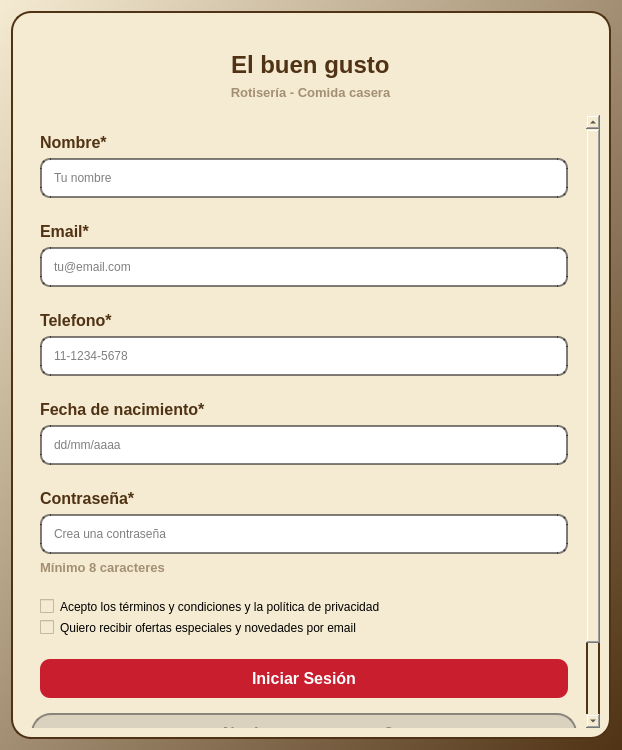
Bruno-DarkSouler/APP_ElBuenGusto, file escritorio/sign_up.ui: the form before one commit.
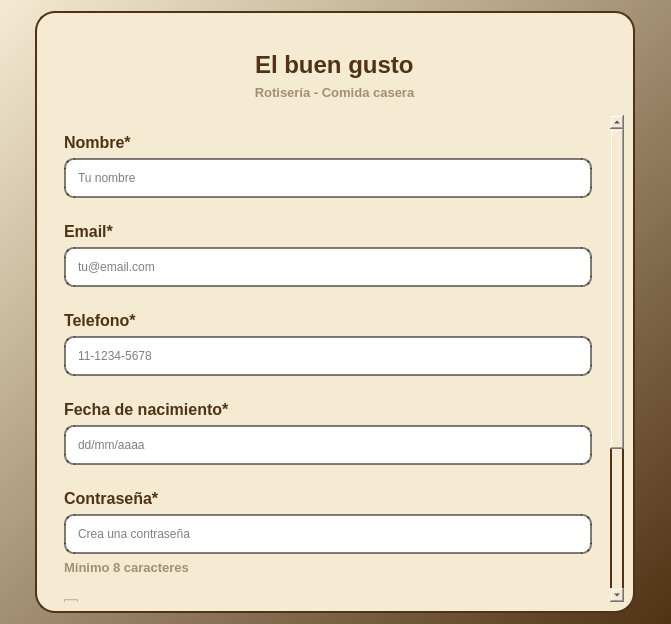
The form after the commit. Icons and pictures are not drawn.

Patch:
```diff
--- a/escritorio/sign_up.ui
+++ b/escritorio/sign_up.ui
@@ -6,8 +6,8 @@
    <rect>
     <x>0</x>
     <y>0</y>
-    <width>618</width>
-    <height>750</height>
+    <width>671</width>
+    <height>624</height>
    </rect>
   </property>
   <property name="windowTitle">
@@ -161,7 +161,7 @@
          <property name="geometry">
           <rect>
            <x>0</x>
-           <y>0</y>
+           <y>-203</y>
            <width>561</width>
            <height>693</height>
           </rect>
@@ -332,7 +332,6 @@
                <property name="styleSheet">
                 <string notr="true">background-color: rgb(255, 255, 255);
 border: 2 solid rgba(0, 0, 0,0.50);
-border-radius: 20;
 border-radius: 10;
 padding: 10;</string>
                </property>
```
